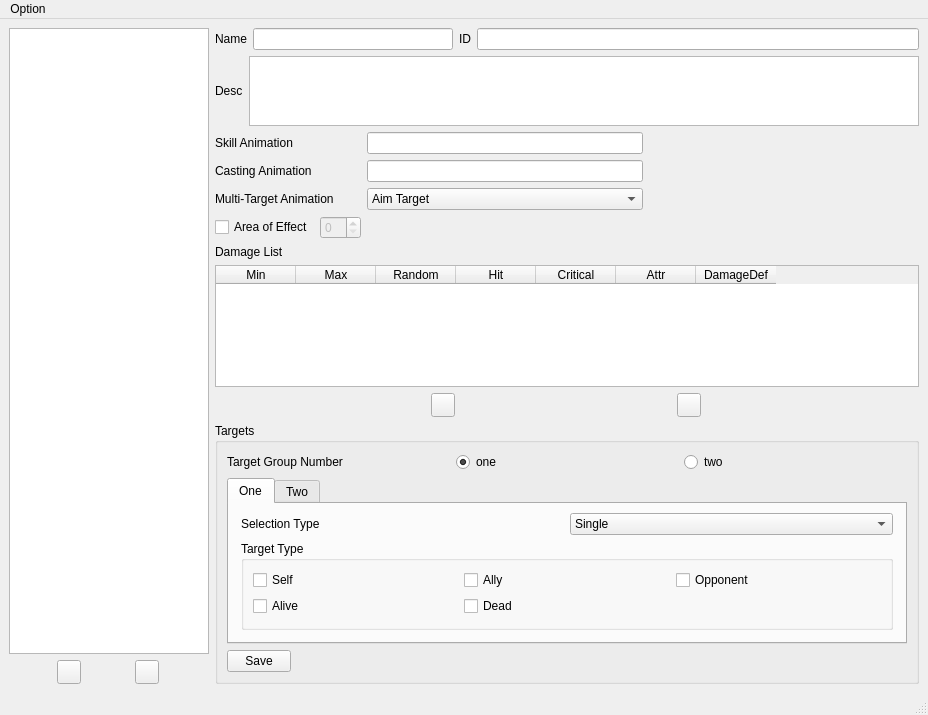
This is tools/RogaSkillEditor/RogaSkillEditor.ui in wasedaigo/samancing-roga as Qt 5 draws it before an edit. The edited form follows.
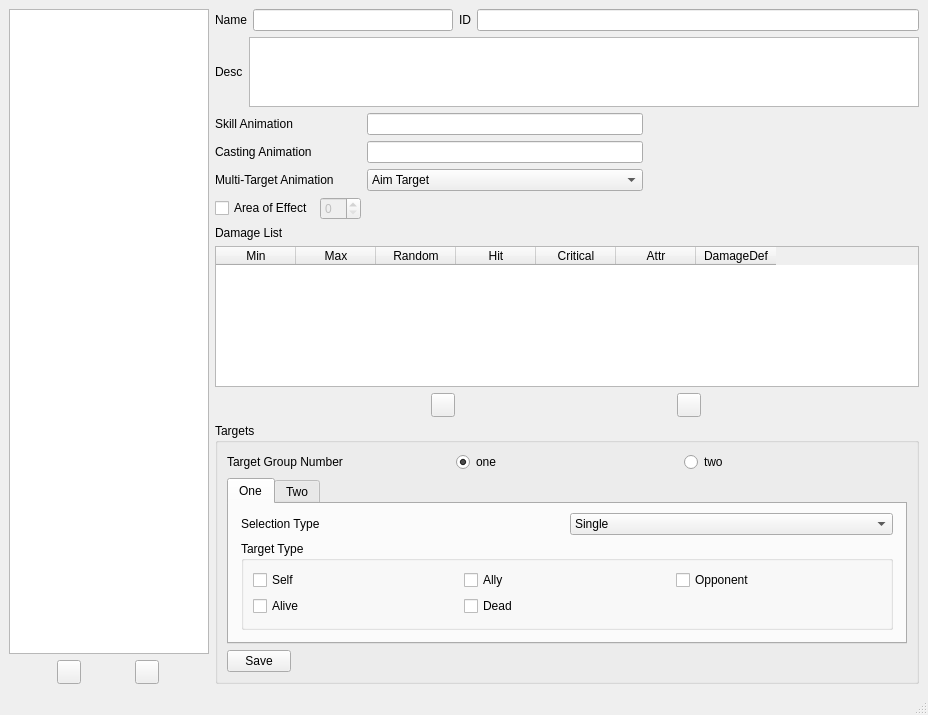
This is the edited form. Icons and pictures are not drawn.

Commit message: Removed menu bar

What changed in the file:
```diff
--- a/tools/RogaSkillEditor/RogaSkillEditor.ui
+++ b/tools/RogaSkillEditor/RogaSkillEditor.ui
@@ -617,23 +617,6 @@
    </layout>
   </widget>
   <widget class="QStatusBar" name="statusbar"/>
-  <widget class="QMenuBar" name="menubar">
-   <property name="geometry">
-    <rect>
-     <x>0</x>
-     <y>0</y>
-     <width>928</width>
-     <height>20</height>
-    </rect>
-   </property>
-   <widget class="QMenu" name="menuDamage_Editor">
-    <property name="title">
-     <string>Option</string>
-    </property>
-    <addaction name="actionDamage_Editor"/>
-   </widget>
-   <addaction name="menuDamage_Editor"/>
-  </widget>
   <action name="actionDamage_Editor">
    <property name="text">
     <string>Damage Editor</string>
```
Left out of the diff: 14 changed lines with no effect on the pictures.
